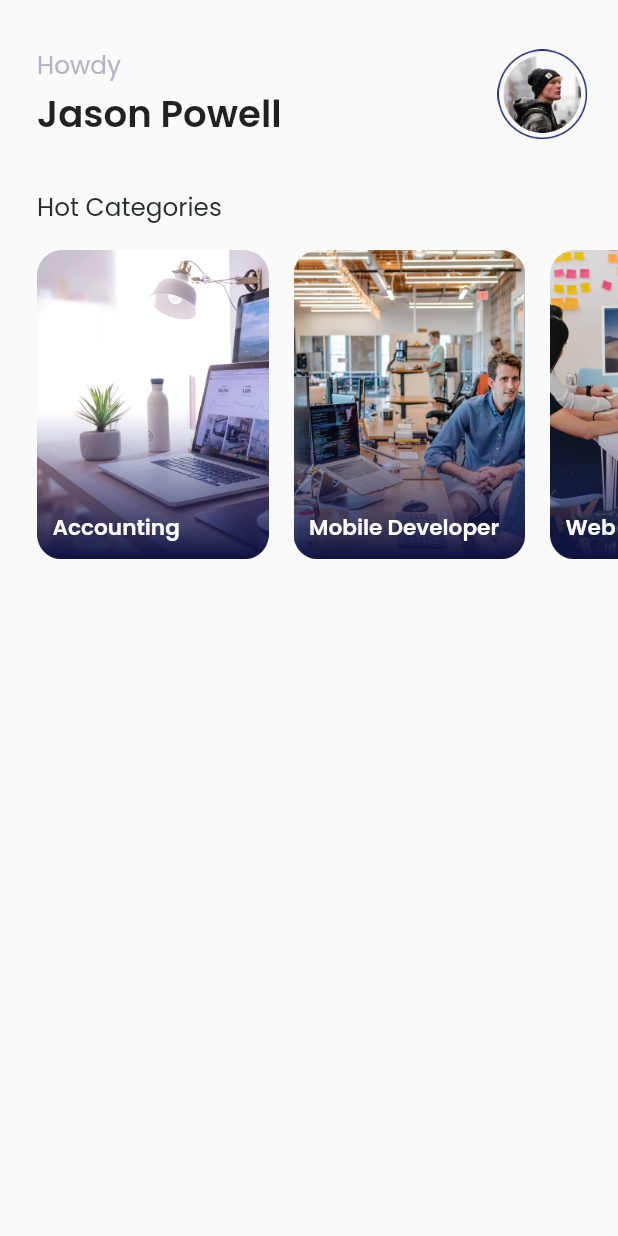
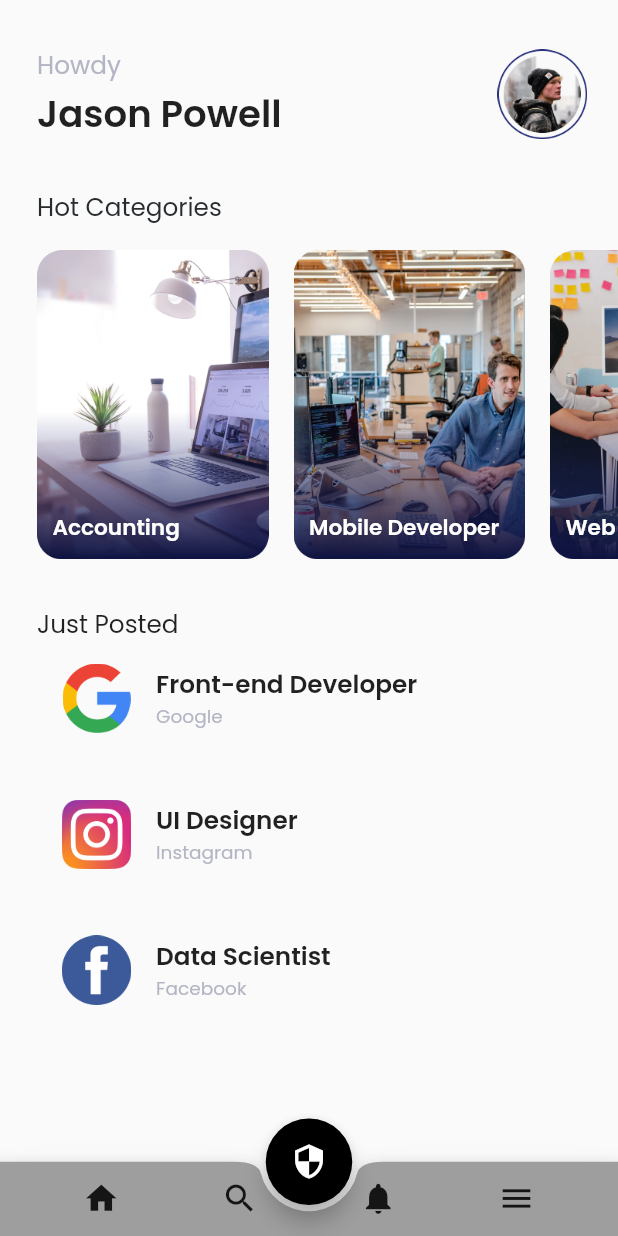
Before and after one commit to handika231/flutter_slicing_ui, a Flutter app: the HomePage screen opened directly, on a phone screen of 412 x 824 dp. Run offline on Flutter 3.47's test engine with Material 2 defaults, Android fonts, the phone set to English and light mode, and no system bars; our stand-ins replace google_fonts, responsive_framework.

Commit message:
clear project ui flutter

```diff
--- a/job_application/lib/pages/home_page.dart
+++ b/job_application/lib/pages/home_page.dart
@@ -2,6 +2,7 @@ import 'package:flutter/material.dart';
 
 import '../widgets/header_content_widget.dart';
 import '../widgets/hot_categories_widget.dart';
+import '../widgets/just_posted_widget.dart';
 
 class HomePage extends StatelessWidget {
   const HomePage({Key? key}) : super(key: key);
@@ -9,6 +10,39 @@ class HomePage extends StatelessWidget {
   @override
   Widget build(BuildContext context) {
     return Scaffold(
+      floatingActionButtonLocation: FloatingActionButtonLocation.centerDocked,
+      floatingActionButton: FloatingActionButton(
+        backgroundColor: Colors.black,
+        onPressed: () {},
+        child: const Icon(Icons.security),
+      ),
+      bottomNavigationBar: BottomAppBar(
+        color: Colors.grey,
+        shape: const CircularNotchedRectangle(),
+        child: Row(
+          mainAxisAlignment: MainAxisAlignment.spaceEvenly,
+          children: [
+            IconButton(
+              icon: const Icon(Icons.home),
+              onPressed: () {},
+            ),
+            IconButton(
+              icon: const Icon(Icons.search),
+              onPressed: () {
+                Navigator.pop(context);
+              },
+            ),
+            IconButton(
+              icon: const Icon(Icons.notifications),
+              onPressed: () {},
+            ),
+            IconButton(
+              icon: const Icon(Icons.menu),
+              onPressed: () {},
+            ),
+          ],
+        ),
+      ),
       body: SafeArea(
         child: SingleChildScrollView(
           child: Column(
@@ -16,6 +50,7 @@ class HomePage extends StatelessWidget {
             children: [
               const HeaderContentWidget(),
               HotCategoriesWidget(),
+              const JustPostedWidget(),
             ],
           ),
         ),
--- /dev/null
+++ b/job_application/lib/widgets/just_posted_widget.dart
@@ -0,0 +1,96 @@
+import 'package:flutter/material.dart';
+import 'package:job_application/pages/apply_job_page.dart';
+
+import '../config/app_style.dart';
+
+class JustPostedWidget extends StatelessWidget {
+  const JustPostedWidget({
+    Key? key,
+  }) : super(key: key);
+
+  @override
+  Widget build(BuildContext context) {
+    return Container(
+      margin: const EdgeInsets.symmetric(horizontal: 24),
+      child: Column(
+        crossAxisAlignment: CrossAxisAlignment.start,
+        children: const [
+          Text(
+            'Just Posted',
+            style: TextStyle(
+              fontSize: 16,
+            ),
+          ),
+          JobItemWidget(
+            title: 'Front-end Developer',
+            company: 'Google',
+            imgAsset: 'google-icon',
+          ),
+          SizedBox(
+            height: 16,
+          ),
+          JobItemWidget(
+            title: 'UI Designer',
+            company: 'Instagram',
+            imgAsset: 'instagram-icon',
+          ),
+          SizedBox(
+            height: 16,
+          ),
+          JobItemWidget(
+            title: 'Data Scientist',
+            company: 'Facebook',
+            imgAsset: 'facebook-icon',
+          ),
+        ],
+      ),
+    );
+  }
+}
+
+class JobItemWidget extends StatelessWidget {
+  final String title, company, imgAsset;
+  const JobItemWidget({
+    Key? key,
+    required this.title,
+    required this.company,
+    required this.imgAsset,
+  }) : super(key: key);
+
+  @override
+  Widget build(BuildContext context) {
+    return ListTile(
+      onTap: () {
+        Navigator.push(
+          context,
+          MaterialPageRoute(
+            builder: (context) => AppliedJobPage(
+              company: company,
+              imgAsset: imgAsset,
+              title: title,
+            ),
+          ),
+        );
+      },
+      leading: Image.asset(
+        'assets/$imgAsset.png',
+        height: 45,
+        width: 45,
+      ),
+      title: Text(
+        title,
+        style: const TextStyle(
+          fontSize: 16,
+          fontWeight: FontWeight.w600,
+        ),
+      ),
+      subtitle: Text(
+        company,
+        style: const TextStyle(
+          fontSize: 12,
+          color: AppStyle.greyColor,
+        ),
+      ),
+    );
+  }
+}
```
Also changed, not shown: job_application/lib/pages/apply_job_page.dart (added, +98 -0 lines), job_application/lib/widgets/content_requirement_job.dart (added, +71 -0 lines), job_application/lib/widgets/head_job_widget.dart (added, +57 -0 lines), job_application/lib/widgets/item_job_requirement.dart (added, +30 -0 lines).
